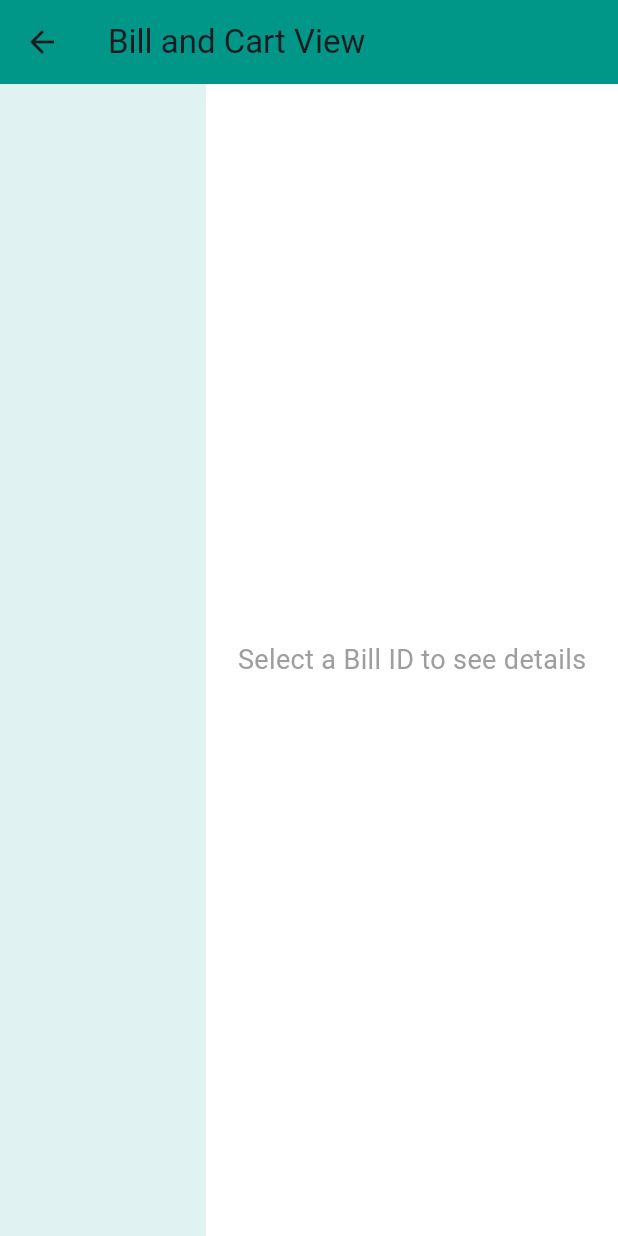
After one commit to MobileSamadhi/New_Restaurant, a Flutter app: the BillAndCartViewPage screen opened directly, on a phone screen of 412 x 824 dp. The commit adds this screen. Run offline on Flutter 3.47's test engine with Material 3 defaults, Android fonts, the phone set to English and light mode, and no system bars; our stand-ins replace google_fonts, image_picker, printing, sqflite; missing offline and left inert: blue_thermal_printer; accounts and stored records are empty.

Commit message:
added view page commit

```diff
--- /dev/null
+++ b/lib/Views/bill_cart_viewpage.dart
@@ -0,0 +1,118 @@
+import 'package:flutter/material.dart';
+import 'package:intl/intl.dart';
+import '../SQLite/cart_db.dart';
+
+class BillAndCartViewPage extends StatefulWidget {
+  @override
+  _BillAndCartViewPageState createState() => _BillAndCartViewPageState();
+}
+
+class _BillAndCartViewPageState extends State<BillAndCartViewPage> {
+  CartDatabaseHelper dbHelper = CartDatabaseHelper();
+  List<int> billIds = [];
+  List<Map<String, dynamic>> billDetails = [];
+  int? selectedBillId;
+
+  @override
+  void initState() {
+    super.initState();
+    fetchBillIds();
+  }
+
+  Future<void> fetchBillIds() async {
+    final products = await dbHelper.getAllProducts();
+    final uniqueBillIds = products.map((product) => product['billId']).toSet().toList();
+    setState(() {
+      billIds = uniqueBillIds.cast<int>();
+    });
+  }
+
+  Future<void> fetchBillDetails(int billId) async {
+    final products = await dbHelper.getCartItems(
+      startDate: '2000-01-01', // Arbitrary start date
+      endDate: DateFormat('yyyy-MM-dd').format(DateTime.now()),
+    );
+    final filteredProducts = products.where((product) => product['billId'] == billId).toList();
+    setState(() {
+      billDetails = filteredProducts;
+      selectedBillId = billId;
+    });
+  }
+
+  @override
+  Widget build(BuildContext context) {
+    return Scaffold(
+      appBar: AppBar(
+        title: Text('Bill and Cart View'),
+        backgroundColor: Colors.teal,
+      ),
+      body: Row(
+        children: [
+          // Bill IDs List
+          Expanded(
+            flex: 1,
+            child: Container(
+              color: Colors.teal[50],
+              child: ListView.builder(
+                itemCount: billIds.length,
+                itemBuilder: (context, index) {
+                  return Card(
+                    color: selectedBillId == billIds[index] ? Colors.teal[100] : Colors.white,
+                    child: ListTile(
+                      title: Text('Bill ID: ${billIds[index]}'),
+                      onTap: () => fetchBillDetails(billIds[index]),
+                    ),
+                  );
+                },
+              ),
+            ),
+          ),
+          // Bill Details
+          Expanded(
+            flex: 2,
+            child: Container(
+              color: Colors.white,
+              child: selectedBillId == null
+                  ? Center(child: Text('Select a Bill ID to see details', style: TextStyle(fontSize: 18, color: Colors.grey)))
+                  : ListView.builder(
+                itemCount: billDetails.length,
+                itemBuilder: (context, index) {
+                  final product = billDetails[index];
+                  return Card(
+                    margin: EdgeInsets.all(10),
+                    child: ListTile(
+                      title: Text(product['productName'], style: TextStyle(fontWeight: FontWeight.bold)),
+                      subtitle: Column(
+                        crossAxisAlignment: CrossAxisAlignment.start,
+                        children: [
+                          SizedBox(height: 5),
+                          Row(
+                            mainAxisAlignment: MainAxisAlignment.spaceBetween,
+                            children: [
+                              Text('Quantity: ${product['quantity']}', style: TextStyle(color: Colors.black54)),
+                              Text('Price: ${(product['price']).toStringAsFixed(2)}', style: TextStyle(color: Colors.black54)),
+                            ],
+                          ),
+                          SizedBox(height: 5),
+                          Row(
+                            mainAxisAlignment: MainAxisAlignment.spaceBetween,
+                            children: [
+                              Text('Date: ${product['date']}', style: TextStyle(color: Colors.black54)),
+                              Text('Time: ${product['time']}', style: TextStyle(color: Colors.black54)),
+                            ],
+                          ),
+                          SizedBox(height: 5),
+                          Text('Total: ${(product['quantity'] * product['price']).toStringAsFixed(2)}', style: TextStyle(color: Colors.black)),
+                        ],
+                      ),
+                    ),
+                  );
+                },
+              ),
+            ),
+          ),
+        ],
+      ),
+    );
+  }
+}
--- a/lib/Views/dashboard.dart
+++ b/lib/Views/dashboard.dart
@@ -3,6 +3,7 @@ import 'package:google_fonts/google_fonts.dart';
 import 'package:synnex_mobile/Views/product_category.dart';
 import 'package:synnex_mobile/Views/products.dart';
 import 'package:synnex_mobile/Views/report.dart';
+import 'bill_cart_viewpage.dart';
 import 'bill_page.dart';
 import 'company_details.dart';
 
@@ -83,6 +84,14 @@ class DashboardPage extends StatelessWidget {
                         Icons.report,
                         SalesSummaryPage(),
                       ),
+                      const SizedBox(height: 20),
+                      buildDashboardButton(
+                        context,
+                        'View',
+                        Color(0xFFad6c47), // Red color
+                        Icons.view_agenda_rounded,
+                        BillAndCartViewPage(),
+                      ),
                    //   const SizedBox(height: 40),
                    //   const Divider(color: Color(0xFF414042), thickness: 1), // Dark Gray color
                   //    const SizedBox(height: 20),
```
